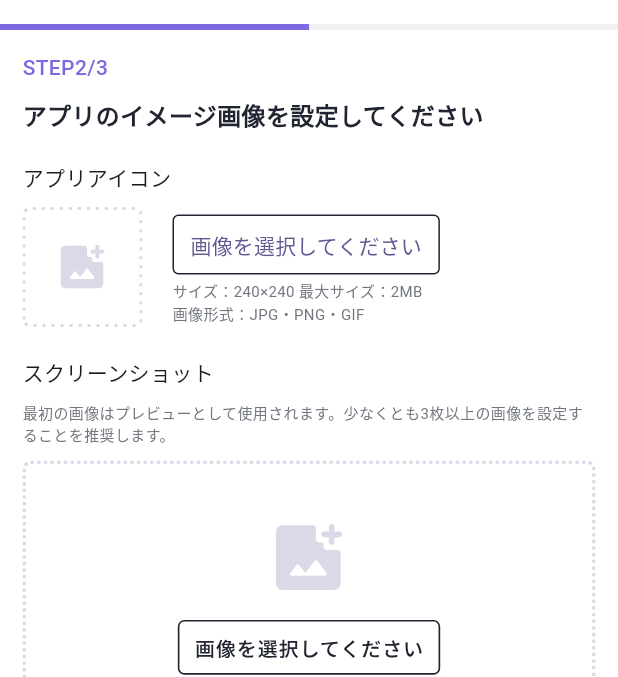
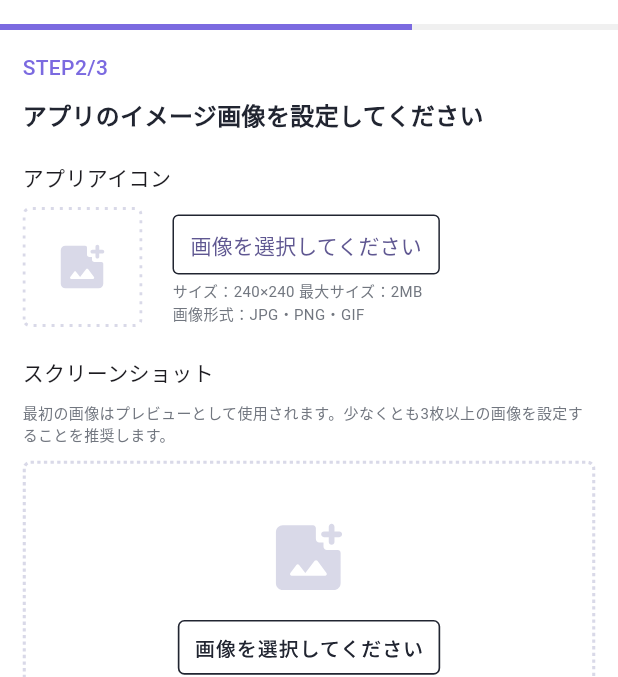
Before and after one commit to ailab-dev/app_buy_sell, a Flutter app: the UploadAppPage screen opened by its route, after a tap on "アプリ登録申請をする", after a tap on "次へ", on a phone screen of 412 x 824 dp, the part 60-737 px from its top. Run offline on Flutter 3.47's test engine with Material 3 defaults, Android fonts, the phone set to English and light mode, and no system bars; our stand-ins replace cached_network_image, cloud_firestore, firebase_auth, firebase_core, flutter_hooks, flutter_riverpod and 5 more; missing offline and left inert: pay; accounts and stored records are empty; generated files the repository leaves out were written again; statements that could not run were skipped.

Commit message:
app price

```diff
--- a/lib/src/features/upload_app/domain/upload_app_model.dart
+++ b/lib/src/features/upload_app/domain/upload_app_model.dart
@@ -8,9 +8,10 @@ class UploadAppModel with _$UploadAppModel {
   factory UploadAppModel({
     required int currentPage,
     required bool nextPage,
+    required bool backPage,
   }) = _UploadAppModel;
 
   double get getProgress {
-    return currentPage / 4;
+    return currentPage / 3;
   }
 }
--- a/lib/src/features/upload_app/presentation/app_image_page.dart
+++ b/lib/src/features/upload_app/presentation/app_image_page.dart
@@ -2,7 +2,6 @@ import 'package:app_buy_sell/gen/assets.gen.dart';
 import 'package:app_buy_sell/src/constants/color_constant.dart';
 import 'package:app_buy_sell/src/features/upload_app/presentation/upload_app_controller.dart';
 import 'package:app_buy_sell/src/utils/theme/app_style.dart';
-import 'package:app_buy_sell/src/utils/utils.dart';
 import 'package:flutter/material.dart';
 import 'package:hooks_riverpod/hooks_riverpod.dart';
 
@@ -158,7 +157,11 @@ class AppImagePage extends HookConsumerWidget {
                     width: 120,
                     height: 47,
                     child: TextButton(
-                      onPressed: () {},
+                      onPressed: () {
+                        ref
+                            .read(uploadAppControllerProvider.notifier)
+                            .backPage();
+                      },
                       style: ButtonStyle(
                         shape: MaterialStateProperty.all(
                           RoundedRectangleBorder(
--- /dev/null
+++ b/lib/src/features/upload_app/presentation/app_price_page.dart
@@ -0,0 +1,181 @@
+import 'package:app_buy_sell/src/constants/color_constant.dart';
+import 'package:app_buy_sell/src/features/upload_app/presentation/upload_app_controller.dart';
+import 'package:app_buy_sell/src/utils/utils.dart';
+import 'package:flutter/gestures.dart';
+import 'package:flutter/material.dart';
+import 'package:hooks_riverpod/hooks_riverpod.dart';
+
+class AppPricePage extends HookConsumerWidget {
+  const AppPricePage({super.key});
+  @override
+  Widget build(BuildContext context, WidgetRef ref) {
+    return GestureDetector(
+      behavior: HitTestBehavior.translucent,
+      onTap: () {
+        Utils.dismissKeyboard(context);
+      },
+      child: SafeArea(
+        child: Padding(
+          padding: const EdgeInsets.all(15.0),
+          child: Column(
+            crossAxisAlignment: CrossAxisAlignment.start,
+            children: [
+              const Text(
+                'STEP3/3',
+                style: TextStyle(
+                  color: ColorsConstant.purple,
+                  fontSize: 14,
+                  fontWeight: FontWeight.w500,
+                ),
+              ),
+              const SizedBox(
+                height: 10,
+              ),
+              const Text(
+                'アプリの販売価格を設定してください',
+                style: TextStyle(
+                    fontSize: 16,
+                    fontWeight: FontWeight.w700,
+                    color: ColorsConstant.text),
+              ),
+              const SizedBox(
+                height: 20,
+              ),
+              RichText(
+                textAlign: TextAlign.left,
+                text: TextSpan(
+                  text: '販売される方は、',
+                  style: const TextStyle(
+                    color: ColorsConstant.gray3,
+                    fontSize: 10,
+                    fontWeight: FontWeight.w400,
+                  ),
+                  children: [
+                    TextSpan(
+                      text: '販売時の注意点',
+                      style: const TextStyle(
+                        color: ColorsConstant.defaultLinkBlue,
+                        decoration: TextDecoration.underline,
+                        fontSize: 10,
+                      ),
+                      recognizer: TapGestureRecognizer()..onTap = () {},
+                    ),
+                    const TextSpan(
+                      text: 'を必ず承知の上登録してください。',
+                      style: TextStyle(
+                        color: ColorsConstant.gray3,
+                        fontSize: 10,
+                      ),
+                    ),
+                  ],
+                ),
+              ),
+              const SizedBox(
+                height: 10,
+              ),
+              const Row(
+                mainAxisSize: MainAxisSize.min,
+                children: [
+                  SizedBox(
+                    width: 197,
+                    child: TextField(
+                      decoration: InputDecoration(
+                        border: InputBorder.none,
+                        hintStyle: TextStyle(
+                          fontSize: 12,
+                          fontWeight: FontWeight.w400,
+                          color: ColorsConstant.gray2,
+                        ),
+                        fillColor: ColorsConstant.gray,
+                        filled: true,
+                      ),
+                    ),
+                  ),
+                  SizedBox(
+                    width: 10,
+                  ),
+                  Text(
+                    '円',
+                    style: TextStyle(
+                      fontSize: 14,
+                      fontWeight: FontWeight.w400,
+                      color: ColorsConstant.text,
+                    ),
+                  )
+                ],
+              ),
+              const Spacer(),
+              Row(
+                mainAxisAlignment: MainAxisAlignment.spaceBetween,
+                children: [
+                  SizedBox(
+                    width: 120,
+                    height: 47,
+                    child: TextButton(
+                      onPressed: () {
+                        ref
+                            .read(uploadAppControllerProvider.notifier)
+                            .backPage();
+                      },
+                      style: ButtonStyle(
+                        shape: MaterialStateProperty.all(
+                          RoundedRectangleBorder(
+                            borderRadius: BorderRadius.circular(100.0),
+                          ),
+                        ),
+                        side: MaterialStateProperty.all(
+                          const BorderSide(
+                            width: 1,
+                            color: ColorsConstant.text,
+                            style: BorderStyle.solid,
+                          ),
+                        ),
+                        backgroundColor:
+                            MaterialStateProperty.all(Colors.white),
+                      ),
+                      child: const Text(
+                        '戻る',
+                        style: TextStyle(
+                          fontSize: 14,
+                          fontWeight: FontWeight.w500,
+                          color: ColorsConstant.text,
+                        ),
+                      ),
+                    ),
+                  ),
+                  SizedBox(
+                    width: 120,
+                    height: 47,
+                    child: TextButton(
+                      onPressed: () {
+                        Utils.dismissKeyboard(context);
+                        Utils.showAlert(context, message)
+                      },
+                      style: ButtonStyle(
+                        shape: MaterialStateProperty.all(
+                          RoundedRectangleBorder(
+                            borderRadius: BorderRadius.circular(100.0),
+                          ),
+                        ),
+                        backgroundColor:
+                            MaterialStateProperty.all(ColorsConstant.text),
+                      ),
+                      child: const Text(
+                        '登録する',
+                        style: TextStyle(
+                          fontSize: 14,
+                          fontWeight: FontWeight.w500,
+                          color: Colors.white,
+                        ),
+                      ),
+                    ),
+                  )
+                ],
+              )
+            ],
+          ),
+        ),
+      ),
+    );
+  }
+}
--- a/lib/src/features/upload_app/presentation/upload_app_controller.dart
+++ b/lib/src/features/upload_app/presentation/upload_app_controller.dart
@@ -7,7 +7,8 @@ part 'upload_app_controller.g.dart';
 class UploadAppController extends _$UploadAppController {
   @override
   UploadAppModel build() {
-    final model = UploadAppModel(currentPage: 0, nextPage: false);
+    final model =
+        UploadAppModel(currentPage: 0, nextPage: false, backPage: false);
     return model;
   }
 
@@ -19,4 +20,9 @@ class UploadAppController extends _$UploadAppController {
     state = state.copyWith(nextPage: true);
     state = state.copyWith(nextPage: false);
   }
+
+  void backPage() {
+    state = state.copyWith(backPage: true);
+    state = state.copyWith(backPage: false);
+  }
 }
--- a/lib/src/features/upload_app/presentation/upload_app_page.dart
+++ b/lib/src/features/upload_app/presentation/upload_app_page.dart
@@ -1,6 +1,7 @@
 import 'package:app_buy_sell/src/constants/color_constant.dart';
 import 'package:app_buy_sell/src/features/upload_app/presentation/app_image_page.dart';
 import 'package:app_buy_sell/src/features/upload_app/presentation/app_info_page.dart';
+import 'package:app_buy_sell/src/features/upload_app/presentation/app_price_page.dart';
 import 'package:app_buy_sell/src/features/upload_app/presentation/store_url_page.dart';
 import 'package:app_buy_sell/src/features/upload_app/presentation/upload_app_controller.dart';
 import 'package:flutter/material.dart';
@@ -18,6 +19,11 @@ class UploadAppPage extends HookConsumerWidget {
     ref.listen(uploadAppControllerProvider, (previous, next) async {
       if (next.nextPage) {
         await pageController.nextPage(
+            duration: const Duration(milliseconds: 200), curve: Curves.linear);
+      }
+
+      if (next.backPage) {
+        await pageController.previousPage(
             duration: const Duration(milliseconds: 200), curve: Curves.linear);
       }
     });
@@ -49,6 +55,7 @@ class UploadAppPage extends HookConsumerWidget {
               StoreUrlPage(),
               AppInfoPage(),
               AppImagePage(),
+              AppPricePage(),
             ],
             onPageChanged: (value) {
               ref
```
Also changed, not shown: lib/src/features/upload_app/domain/upload_app_model.freezed.dart.
